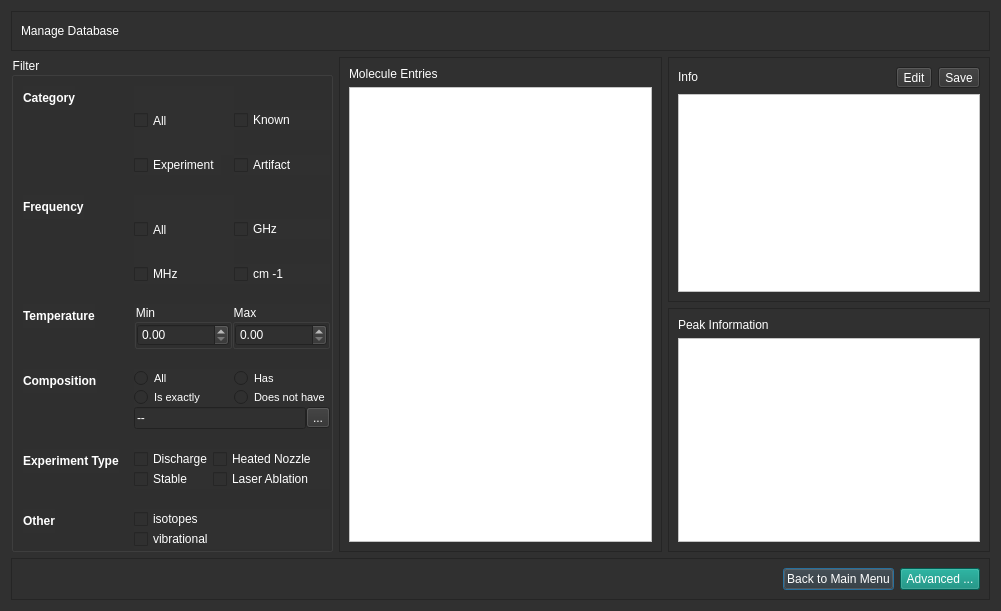
jnicoleoliveira/SPECData, file app/dialogs/frames/manage_database.ui: the form before one commit.
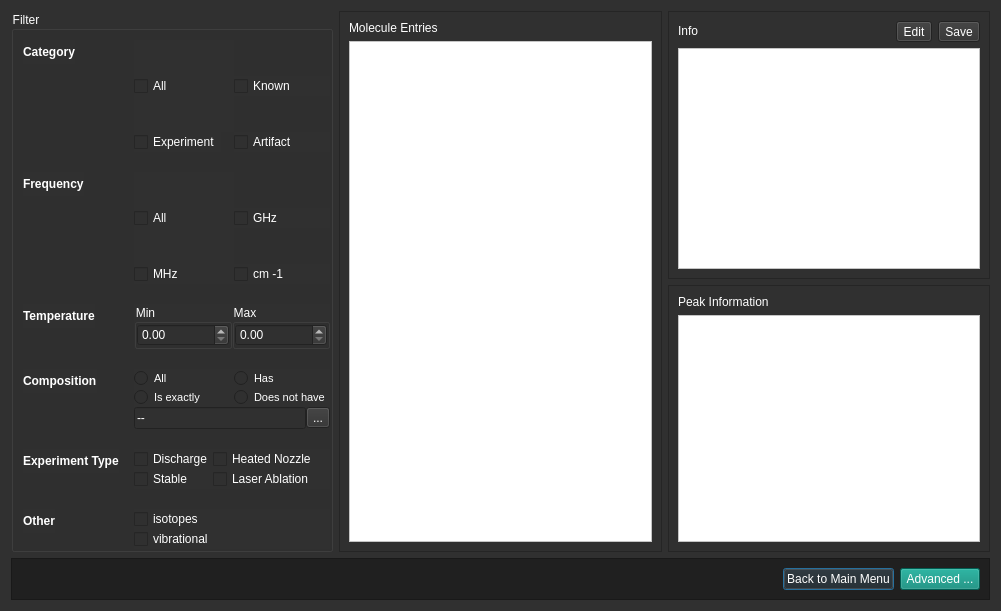
The form after the commit.

Diff of the .ui file:
```diff
--- a/app/dialogs/frames/manage_database.ui
+++ b/app/dialogs/frames/manage_database.ui
@@ -18,7 +18,157 @@
 color: rgb(255, 255, 255);</string>
   </property>
   <layout class="QGridLayout" name="gridLayout_12">
-   <item row="1" column="0" rowspan="2">
+   <item row="0" column="2">
+    <widget class="QScrollArea" name="scrollArea_2">
+     <property name="widgetResizable">
+      <bool>true</bool>
+     </property>
+     <widget class="QWidget" name="scrollAreaWidgetContents_2">
+      <property name="geometry">
+       <rect>
+        <x>0</x>
+        <y>0</y>
+        <width>308</width>
+        <height>265</height>
+       </rect>
+      </property>
+      <layout class="QGridLayout" name="gridLayout_2">
+       <item row="0" column="0">
+        <layout class="QHBoxLayout" name="horizontalLayout_2">
+         <item>
+          <widget class="QLabel" name="label_6">
+           <property name="sizePolicy">
+            <sizepolicy hsizetype="Preferred" vsizetype="Fixed">
+             <horstretch>0</horstretch>
+             <verstretch>0</verstretch>
+            </sizepolicy>
+           </property>
+           <property name="text">
+            <string>Info</string>
+           </property>
+          </widget>
+         </item>
+         <item>
+          <widget class="QToolButton" name="toolButton">
+           <property name="maximumSize">
+            <size>
+             <width>16777215</width>
+             <height>30</height>
+            </size>
+           </property>
+           <property name="text">
+            <string>Edit</string>
+           </property>
+          </widget>
+         </item>
+         <item>
+          <widget class="QToolButton" name="toolButton_3">
+           <property name="maximumSize">
+            <size>
+             <width>16777215</width>
+             <height>30</height>
+            </size>
+           </property>
+           <property name="text">
+            <string>Save</string>
+           </property>
+          </widget>
+         </item>
+        </layout>
+       </item>
+       <item row="1" column="0">
+        <widget class="QTableWidget" name="info_table">
+         <property name="styleSheet">
+          <string notr="true">background-color: rgb(255, 255, 255);
+color: rgb(0, 0, 0);</string>
+         </property>
+        </widget>
+       </item>
+      </layout>
+     </widget>
+    </widget>
+   </item>
+   <item row="1" column="2">
+    <widget class="QScrollArea" name="scrollArea_3">
+     <property name="sizePolicy">
+      <sizepolicy hsizetype="Expanding" vsizetype="Expanding">
+       <horstretch>0</horstretch>
+       <verstretch>0</verstretch>
+      </sizepolicy>
+     </property>
+     <property name="widgetResizable">
+      <bool>true</bool>
+     </property>
+     <widget class="QWidget" name="scrollAreaWidgetContents_3">
+      <property name="geometry">
+       <rect>
+        <x>0</x>
+        <y>0</y>
+        <width>308</width>
+        <height>264</height>
+       </rect>
+      </property>
+      <layout class="QGridLayout" name="gridLayout_11">
+       <item row="0" column="0">
+        <widget class="QLabel" name="label_11">
+         <property name="text">
+          <string>Peak Information</string>
+         </property>
+        </widget>
+       </item>
+       <item row="1" column="0">
+        <widget class="QTableWidget" name="peak_table">
+         <property name="styleSheet">
+          <string notr="true">background-color: rgb(255, 255, 255);
+color: rgb(0, 0, 0);</string>
+         </property>
+        </widget>
+       </item>
+      </layout>
+     </widget>
+    </widget>
+   </item>
+   <item row="0" column="1" rowspan="2">
+    <widget class="QScrollArea" name="scrollArea">
+     <property name="sizePolicy">
+      <sizepolicy hsizetype="Expanding" vsizetype="Expanding">
+       <horstretch>0</horstretch>
+       <verstretch>0</verstretch>
+      </sizepolicy>
+     </property>
+     <property name="widgetResizable">
+      <bool>true</bool>
+     </property>
+     <widget class="QWidget" name="scrollAreaWidgetContents">
+      <property name="geometry">
+       <rect>
+        <x>0</x>
+        <y>0</y>
+        <width>309</width>
+        <height>539</height>
+       </rect>
+      </property>
+      <layout class="QGridLayout" name="gridLayout">
+       <item row="0" column="0">
+        <widget class="QLabel" name="label_5">
+         <property name="text">
+          <string>Molecule Entries</string>
+         </property>
+        </widget>
+       </item>
+       <item row="1" column="0">
+        <widget class="QTableWidget" name="molecules_table">
+         <property name="styleSheet">
+          <string notr="true">background-color: rgb(255, 255, 255);
+color: rgb(0, 0, 0);</string>
+         </property>
+        </widget>
+       </item>
+      </layout>
+     </widget>
+    </widget>
+   </item>
+   <item row="0" column="0" rowspan="2">
     <widget class="QGroupBox" name="groupBox_3">
      <property name="font">
       <font>
@@ -519,157 +669,7 @@
      </layout>
     </widget>
    </item>
-   <item row="1" column="1" rowspan="2">
-    <widget class="QScrollArea" name="scrollArea">
-     <property name="sizePolicy">
-      <sizepolicy hsizetype="Expanding" vsizetype="Expanding">
-       <horstretch>0</horstretch>
-       <verstretch>0</verstretch>
-      </sizepolicy>
-     </property>
-     <property name="widgetResizable">
-      <bool>true</bool>
-     </property>
-     <widget class="QWidget" name="scrollAreaWidgetContents">
-      <property name="geometry">
-       <rect>
-        <x>0</x>
-        <y>0</y>
-        <width>309</width>
-        <height>497</height>
-       </rect>
-      </property>
-      <layout class="QGridLayout" name="gridLayout">
-       <item row="0" column="0">
-        <widget class="QLabel" name="label_5">
-         <property name="text">
-          <string>Molecule Entries</string>
-         </property>
-        </widget>
-       </item>
-       <item row="1" column="0">
-        <widget class="QTableWidget" name="molecules_table">
-         <property name="styleSheet">
-          <string notr="true">background-color: rgb(255, 255, 255);
-color: rgb(0, 0, 0);</string>
-         </property>
-        </widget>
-       </item>
-      </layout>
-     </widget>
-    </widget>
-   </item>
-   <item row="2" column="2">
-    <widget class="QScrollArea" name="scrollArea_3">
-     <property name="sizePolicy">
-      <sizepolicy hsizetype="Expanding" vsizetype="Expanding">
-       <horstretch>0</horstretch>
-       <verstretch>0</verstretch>
-      </sizepolicy>
-     </property>
-     <property name="widgetResizable">
-      <bool>true</bool>
-     </property>
-     <widget class="QWidget" name="scrollAreaWidgetContents_3">
-      <property name="geometry">
-       <rect>
-        <x>0</x>
-        <y>0</y>
-        <width>308</width>
-        <height>243</height>
-       </rect>
-      </property>
-      <layout class="QGridLayout" name="gridLayout_11">
-       <item row="0" column="0">
-        <widget class="QLabel" name="label_11">
-         <property name="text">
-          <string>Peak Information</string>
-         </property>
-        </widget>
-       </item>
-       <item row="1" column="0">
-        <widget class="QTableWidget" name="peak_table">
-         <property name="styleSheet">
-          <string notr="true">background-color: rgb(255, 255, 255);
-color: rgb(0, 0, 0);</string>
-         </property>
-        </widget>
-       </item>
-      </layout>
-     </widget>
-    </widget>
-   </item>
-   <item row="1" column="2">
-    <widget class="QScrollArea" name="scrollArea_2">
-     <property name="widgetResizable">
-      <bool>true</bool>
-     </property>
-     <widget class="QWidget" name="scrollAreaWidgetContents_2">
-      <property name="geometry">
-       <rect>
-        <x>0</x>
-        <y>0</y>
-        <width>308</width>
-        <height>244</height>
-       </rect>
-      </property>
-      <layout class="QGridLayout" name="gridLayout_2">
-       <item row="0" column="0">
-        <layout class="QHBoxLayout" name="horizontalLayout_2">
-         <item>
-          <widget class="QLabel" name="label_6">
-           <property name="sizePolicy">
-            <sizepolicy hsizetype="Preferred" vsizetype="Fixed">
-             <horstretch>0</horstretch>
-             <verstretch>0</verstretch>
-            </sizepolicy>
-           </property>
-           <property name="text">
-            <string>Info</string>
-           </property>
-          </widget>
-         </item>
-         <item>
-          <widget class="QToolButton" name="toolButton">
-           <property name="maximumSize">
-            <size>
-             <width>16777215</width>
-             <height>30</height>
-            </size>
-           </property>
-           <property name="text">
-            <string>Edit</string>
-           </property>
-          </widget>
-         </item>
-         <item>
-          <widget class="QToolButton" name="toolButton_3">
-           <property name="maximumSize">
-            <size>
-             <width>16777215</width>
-             <height>30</height>
-            </size>
-           </property>
-           <property name="text">
-            <string>Save</string>
-           </property>
-          </widget>
-         </item>
-        </layout>
-       </item>
-       <item row="1" column="0">
-        <widget class="QTableWidget" name="info_table">
-         <property name="styleSheet">
-          <string notr="true">background-color: rgb(255, 255, 255);
-color: rgb(0, 0, 0);</string>
-         </property>
-        </widget>
-       </item>
-      </layout>
-     </widget>
-    </widget>
-   </item>
-   <item row="3" column="0" colspan="3">
+   <item row="2" column="0" colspan="3">
     <widget class="QFrame" name="frame_2">
      <property name="sizePolicy">
       <sizepolicy hsizetype="Preferred" vsizetype="Fixed">
@@ -677,6 +677,9 @@
        <verstretch>0</verstretch>
       </sizepolicy>
      </property>
+     <property name="styleSheet">
+      <string notr="true">background-color: rgb(32, 32, 32);</string>
+     </property>
      <property name="frameShape">
       <enum>QFrame::StyledPanel</enum>
      </property>
@@ -729,50 +732,6 @@
      </layout>
     </widget>
    </item>
-   <item row="0" column="0" colspan="3">
-    <widget class="QFrame" name="frame">
-     <property name="sizePolicy">
-      <sizepolicy hsizetype="Preferred" vsizetype="Fixed">
-       <horstretch>0</horstretch>
-       <verstretch>0</verstretch>
-      </sizepolicy>
-     </property>
-     <property name="frameShape">
-      <enum>QFrame::StyledPanel</enum>
-     </property>
-     <property name="frameShadow">
-      <enum>QFrame::Raised</enum>
-     </property>
-     <layout class="QHBoxLayout" name="horizontalLayout_5">
-      <item>
-       <widget class="QLabel" name="label_4">
-        <property name="sizePolicy">
-         <sizepolicy hsizetype="Preferred" vsizetype="MinimumExpanding">
-          <horstretch>0</horstretch>
-          <verstretch>0</verstretch>
-         </sizepolicy>
-        </property>
-        <property name="text">
-         <string>Manage Database</string>
-        </property>
-       </widget>
-      </item>
-      <item>
-       <spacer name="horizontalSpacer_2">
-        <property name="orientation">
-         <enum>Qt::Horizontal</enum>
-        </property>
-        <property name="sizeHint" stdset="0">
-         <size>
-          <width>40</width>
-          <height>20</height>
-         </size>
-        </property>
-       </spacer>
-      </item>
-     </layout>
-    </widget>
-   </item>
   </layout>
  </widget>
  <resources/>
```
